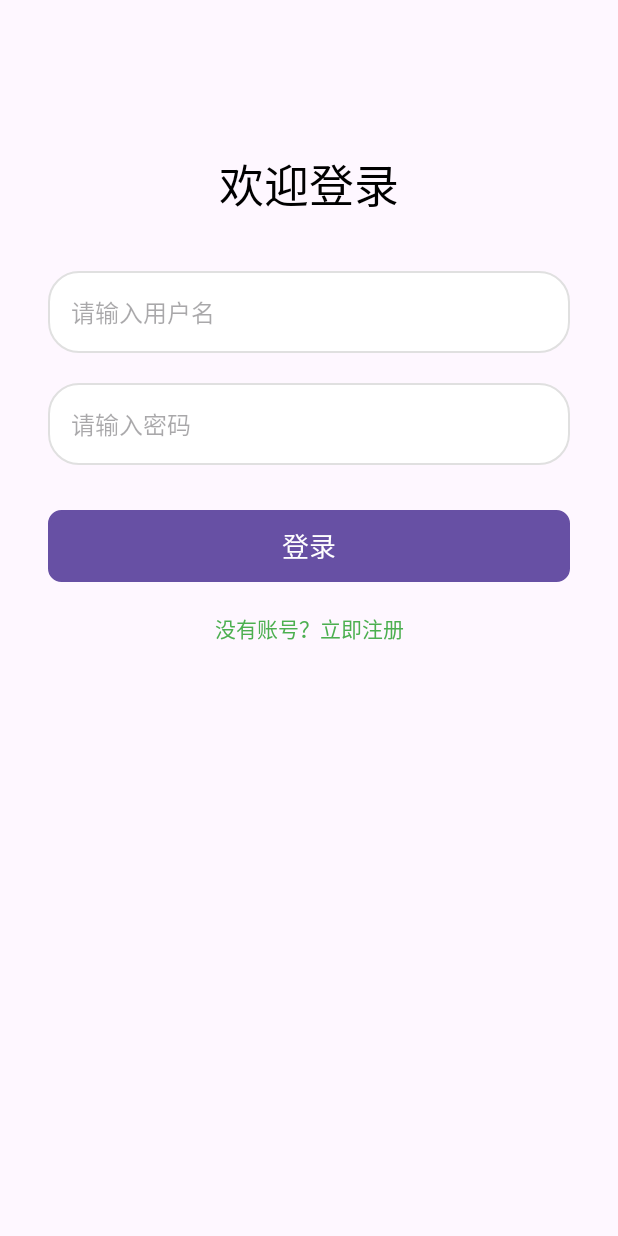
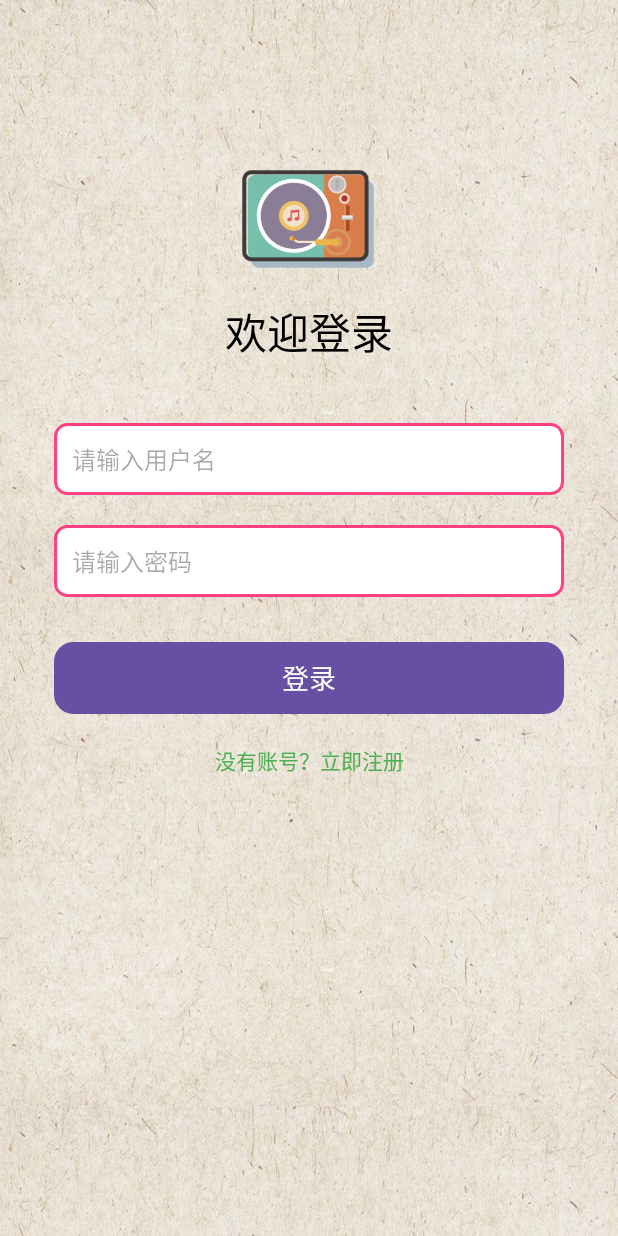
Before and after one commit to hcyhechaoyang/MusicPlayerApplication, an Android app: the screen it shows after launch (LoginActivity), on a phone screen of 412 x 824 dp. Run offline under Robolectric (Android 15) with nearby library versions, the phone set to English and light mode, and no system bars; 2 statements that could not run were skipped.

Commit message:
UI优化-2

```diff
--- a/app/src/main/java/com/xiaoyang/musicplayerapplication/network/ApiService.kt
+++ b/app/src/main/java/com/xiaoyang/musicplayerapplication/network/ApiService.kt
@@ -31,7 +31,7 @@ interface ApiService {
         @Field("password") password: String
     ): Call<UserResponse>
 
-    @GET("songs")  // 后端接口是 /songs
+    @GET("songs/")  // 后端接口是 /songs
     suspend fun getSongs(): List<Song>
 
     /**
--- a/app/src/main/java/com/xiaoyang/musicplayerapplication/ui/activity/UserCenterActivity.kt
+++ b/app/src/main/java/com/xiaoyang/musicplayerapplication/ui/activity/UserCenterActivity.kt
@@ -17,7 +17,7 @@ import kotlinx.coroutines.Dispatchers
 import kotlinx.coroutines.launch
 import kotlinx.coroutines.withContext
 
-class UserCenterActivity : AppCompatActivity() {
+class UserCenterActivity : BaseActivity() {
 
     lateinit var binding: ActivityUserCenterBinding
     private lateinit var songAdapter: SongAdapter
--- a/app/src/main/res/drawable/button_background.xml
+++ b/app/src/main/res/drawable/button_background.xml
@@ -1,8 +1,27 @@
-<?xml version="1.0" encoding="utf-8"?>
-<shape xmlns:android="http://schemas.android.com/apk/res/android">
-    <solid android:color="#4CAF50" /> <!-- 设置背景颜色 -->
-    <corners android:radius="8dp" />  <!-- 设置圆角 -->
-    <stroke
-        android:color="#388E3C"
-        android:width="2dp" /> <!-- 可选：设置边框 -->
-</shape>
+<selector xmlns:tools="http://schemas.android.com/tools" xmlns:android="http://schemas.android.com/apk/res/android">
+    <!-- 默认状态 -->
+    <item tools:ignore="StateListReachable">
+        <shape>
+            <!-- 渐变背景 -->
+            <gradient android:startColor="#4CAF50" android:endColor="#66BB6A" android:angle="45" />
+            <!-- 圆角 -->
+            <corners android:radius="12dp" />
+            <!-- 边框 -->
+            <stroke android:color="#388E3C" android:width="2dp" />
+            <!-- 内边距（可选） -->
+            <padding android:left="12dp" android:top="8dp" android:right="12dp" android:bottom="8dp" />
+        </shape>
+    </item>
+
+    <!-- 按下时的状态 -->
+    <item android:state_pressed="true">
+        <shape>
+            <!-- 更暗的渐变背景 -->
+            <gradient android:startColor="#388E3C" android:endColor="#2E7D32" android:angle="45" />
+            <!-- 圆角 -->
+            <corners android:radius="12dp" />
+            <!-- 边框 -->
+            <stroke android:color="#2E7D32" android:width="2dp" />
+        </shape>
+    </item>
+</selector>
--- a/app/src/main/res/drawable/edittext_bg.xml
+++ b/app/src/main/res/drawable/edittext_bg.xml
@@ -1,8 +1,19 @@
-<?xml version="1.0" encoding="utf-8"?>
 <shape xmlns:android="http://schemas.android.com/apk/res/android">
+    <!-- 圆角背景 -->
+    <corners android:radius="8dp" />
+
+    <!-- 背景颜色 -->
     <solid android:color="#FFFFFF" />
-    <corners android:radius="20dp" />
+
+    <!-- 边框 -->
     <stroke
-        android:color="#E0E0E0"
-        android:width="1dp" />
+        android:width="2dp"
+        android:color="#FF4081" />
+
+    <!-- 内边距 -->
+    <padding
+        android:left="8dp"
+        android:top="8dp"
+        android:right="8dp"
+        android:bottom="8dp" />
 </shape>
--- a/app/src/main/res/layout/activity_main.xml
+++ b/app/src/main/res/layout/activity_main.xml
@@ -5,57 +5,94 @@
     android:id="@+id/main"
     android:layout_width="match_parent"
     android:layout_height="match_parent"
-    tools:context=".ui.activity.LoginActivity">
+    tools:context=".ui.activity.LoginActivity"
+    android:fitsSystemWindows="false"
+    android:background="@drawable/bj">
+
 
     <!-- 标题 -->
+
+    <!-- 用户名输入框容器 -->
+
+    <ImageView
+        android:id="@+id/musiclogin"
+        android:layout_width="100dp"
+        android:layout_height="100dp"
+        android:layout_gravity="center"
+        android:layout_marginTop="96dp"
+        android:src="@drawable/musiclogin"
+        app:layout_constraintEnd_toEndOf="parent"
+        app:layout_constraintHorizontal_bias="0.498"
+        app:layout_constraintStart_toStartOf="parent"
+        app:layout_constraintTop_toTopOf="parent" />
+
     <TextView
         android:id="@+id/title"
         android:layout_width="wrap_content"
         android:layout_height="wrap_content"
+        android:layout_marginTop="200dp"
+        android:fontFamily="sans-serif-medium"
         android:text="欢迎登录"
-        android:textSize="30sp"
         android:textColor="#000000"
-        android:fontFamily="sans-serif-medium"
-        android:layout_marginTop="100dp"
-        app:layout_constraintBottom_toTopOf="@+id/username"
+        android:textSize="28sp"
+        app:layout_constraintBottom_toTopOf="@+id/username_container"
         app:layout_constraintEnd_toEndOf="parent"
         app:layout_constraintStart_toStartOf="parent"
         app:layout_constraintTop_toTopOf="parent" />
+
+    <LinearLayout
+        android:id="@+id/username_container"
+        android:layout_width="0dp"
+        android:layout_height="wrap_content"
+        android:orientation="horizontal"
+        android:layout_marginTop="40dp"
+        android:layout_marginStart="36dp"
+        android:layout_marginEnd="36dp"
+        app:layout_constraintTop_toBottomOf="@+id/title"
+        app:layout_constraintEnd_toEndOf="parent"
+        app:layout_constraintStart_toStartOf="parent">
+
 
         <!-- 用户名输入框 -->
         <EditText
             android:id="@+id/username"
             android:layout_width="0dp"
+            android:layout_height="48dp"
+            android:layout_weight="8"
+            android:hint="请输入用户名"
+            android:padding="12dp"
+            android:textColor="#FF4081"
+            android:background="@drawable/edittext_bg"
+            android:textSize="16sp" />
+    </LinearLayout>
+
+    <!-- 密码输入框容器 -->
+    <LinearLayout
+        android:id="@+id/password_container"
+        android:layout_width="0dp"
         android:layout_height="wrap_content"
-        android:hint="请输入用户名"
-        android:textColor="#FF4081"
-        android:padding="15dp"
-        android:background="@drawable/edittext_bg"
-        android:textSize="16sp"
-        app:layout_constraintTop_toBottomOf="@+id/title"
+        android:orientation="horizontal"
+        android:layout_marginTop="20dp"
+        android:layout_marginStart="36dp"
+        android:layout_marginEnd="36dp"
+        app:layout_constraintTop_toBottomOf="@+id/username_container"
         app:layout_constraintEnd_toEndOf="parent"
-        app:layout_constraintStart_toStartOf="parent"
-        android:layout_marginTop="35dp"
-        android:layout_marginStart="32dp"
-        android:layout_marginEnd="32dp" />
+        app:layout_constraintStart_toStartOf="parent">
+
 
         <!-- 密码输入框 -->
         <EditText
             android:id="@+id/password"
             android:layout_width="0dp"
-        android:layout_height="wrap_content"
+            android:layout_height="48dp"
+            android:layout_weight="8"
             android:hint="请输入密码"
             android:textColor="#FF4081"
-        android:padding="15dp"
+            android:padding="12dp"
             android:background="@drawable/edittext_bg"
             android:inputType="textPassword"
-        android:textSize="16sp"
-        app:layout_constraintTop_toBottomOf="@+id/username"
-        app:layout_constraintEnd_toEndOf="parent"
-        app:layout_constraintStart_toStartOf="parent"
-        android:layout_marginTop="20dp"
-        android:layout_marginStart="32dp"
-        android:layout_marginEnd="32dp" />
+            android:textSize="16sp" />
+    </LinearLayout>
 
     <!-- 登录按钮 -->
     <Button
@@ -66,15 +103,14 @@
         android:textSize="18sp"
         android:textColor="#FFFFFF"
         android:background="@drawable/button_background"
-        app:layout_constraintTop_toBottomOf="@+id/password"
+        app:layout_constraintTop_toBottomOf="@+id/password_container"
         app:layout_constraintEnd_toEndOf="parent"
         app:layout_constraintStart_toStartOf="parent"
         android:layout_marginTop="30dp"
-        android:layout_marginStart="32dp"
-        android:layout_marginEnd="32dp"
-        android:layout_marginBottom="10dp"
+        android:layout_marginStart="36dp"
+        android:layout_marginEnd="36dp"
+        android:layout_marginBottom="25dp"
         android:elevation="4dp" />
-
 
     <!-- 注册提示 -->
     <TextView
@@ -84,7 +120,7 @@
         android:text="没有账号？立即注册"
         android:textColor="#4CAF50"
         android:textSize="14sp"
-        android:layout_marginBottom="30dp"
+        android:layout_marginBottom="20dp"
         app:layout_constraintTop_toBottomOf="@+id/login_button"
         app:layout_constraintEnd_toEndOf="parent"
         app:layout_constraintStart_toStartOf="parent"
--- a/app/src/main/res/layout/activity_music.xml
+++ b/app/src/main/res/layout/activity_music.xml
@@ -3,7 +3,7 @@
     xmlns:tools="http://schemas.android.com/tools"
     android:layout_width="match_parent"
     android:layout_height="match_parent"
-    android:background="@drawable/background_gradient">
+    android:background="@drawable/bj">
 
     <!-- 个人中心小头像，右上角 -->
     <ImageView
```
Also changed, not shown: app/src/main/res/drawable/background_gradient.xml (+2 -5 lines), app/src/main/res/layout/activity_change_password.xml (+16 -7 lines), app/src/main/res/layout/activity_player.xml (+4 -4 lines), app/src/main/res/layout/activity_register.xml (+15 -2 lines), app/src/main/res/layout/activity_user_center.xml (+4 -3 lines), app/src/main/res/layout/item_song.xml (+8 -2 lines), app/src/main/res/drawable/bj.png (added), app/src/main/res/drawable/list.png (deleted), app/src/main/res/drawable/musiclogin.png (added). Lines whose indentation alone changed are shown as unchanged.
